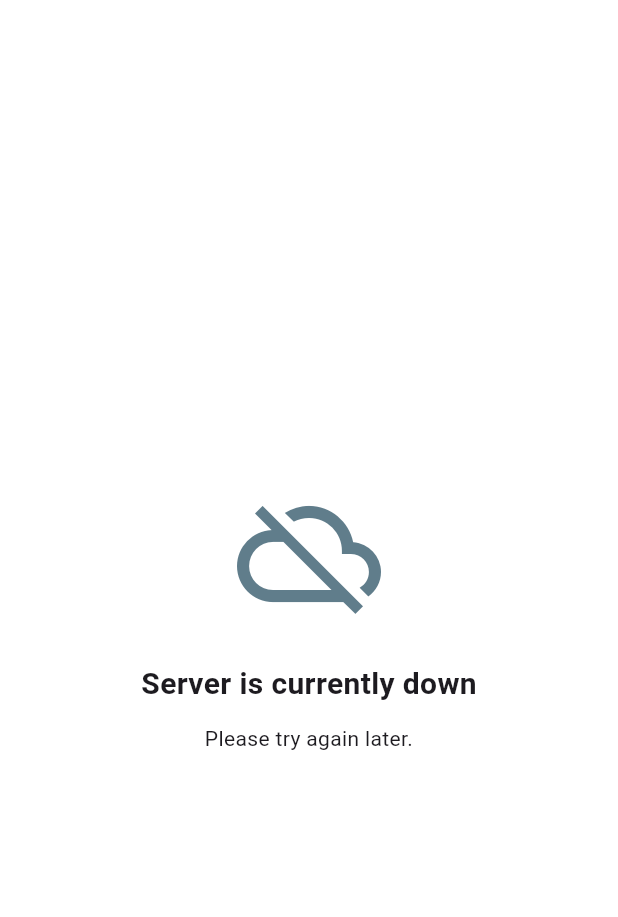
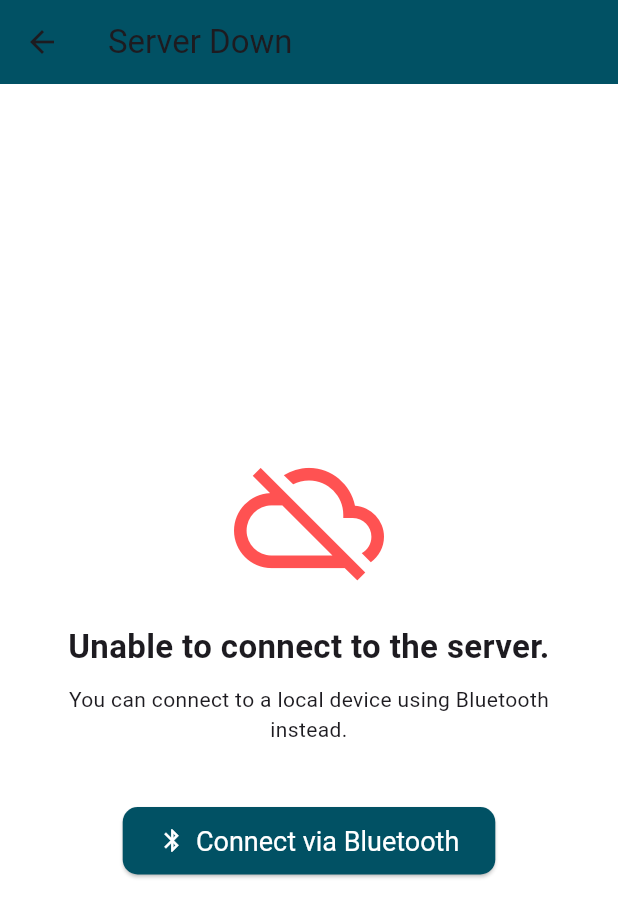
Before and after one commit to Afonso-Proenca/SCMU_Frontend, a Flutter app: the ServerDownPage screen opened by its route, on a phone screen of 412 x 824 dp. Shown: the top 917 px of the screen. Run offline on Flutter 3.47's test engine with Material 3 defaults, Android fonts, the phone set to English and light mode, and no system bars; our stand-ins replace firebase_auth, firebase_core, firebase_database, flutter_blue_plus, permission_handler; accounts and stored records are empty.

Commit message:
ble workinng

```diff
--- a/irrig_app/lib/screens/server_down_page.dart
+++ b/irrig_app/lib/screens/server_down_page.dart
@@ -1,4 +1,5 @@
 import 'package:flutter/material.dart';
+import '../ble.dart';
 
 class ServerDownPage extends StatelessWidget {
   const ServerDownPage({Key? key}) : super(key: key);
@@ -6,17 +7,48 @@ class ServerDownPage extends StatelessWidget {
   @override
   Widget build(BuildContext context) {
     return Scaffold(
+      appBar: AppBar(
+        title: const Text("Server Down"),
+        backgroundColor: Color(0xFF015164),
+      ),
       body: Center(
         child: Padding(
-          padding: const EdgeInsets.all(32),
+          padding: const EdgeInsets.all(24.0),
           child: Column(
             mainAxisAlignment: MainAxisAlignment.center,
-            children: const [
-              Icon(Icons.cloud_off, size: 96, color: Colors.blueGrey),
-              SizedBox(height: 24),
-              Text('Server is currently down', style: TextStyle(fontSize: 20, fontWeight: FontWeight.bold)),
-              SizedBox(height: 12),
-              Text('Please try again later.', textAlign: TextAlign.center),
+            children: [
+              const Icon(Icons.cloud_off, size: 100, color: Colors.redAccent),
+              const SizedBox(height: 20),
+              const Text(
+                "Unable to connect to the server.",
+                style: TextStyle(fontSize: 22, fontWeight: FontWeight.bold),
+                textAlign: TextAlign.center,
+              ),
+              const SizedBox(height: 10),
+              const Text(
+                "You can connect to a local device using Bluetooth instead.",
+                textAlign: TextAlign.center,
+              ),
+              const SizedBox(height: 40),
+              ElevatedButton.icon(
+                icon: const Icon(Icons.bluetooth),
+                label: const Text("Connect via Bluetooth"),
+                onPressed: () {
+                  Navigator.push(
+                    context,
+                    MaterialPageRoute(builder: (_) => const BleSensorSelector()),
+                  );
+                },
+                style: ElevatedButton.styleFrom(
+                  backgroundColor: Color(0xFF015164),
+                  foregroundColor: Colors.white,
+                  padding: const EdgeInsets.symmetric(horizontal: 24, vertical: 12),
+                  textStyle: const TextStyle(fontSize: 18),
+                  shape: RoundedRectangleBorder(
+                    borderRadius: BorderRadius.circular(10),
+                  ),
+                ),
+              ),
             ],
           ),
         ),
--- a/irrig_app/pubspec.yaml
+++ b/irrig_app/pubspec.yaml
@@ -11,10 +11,12 @@ dependencies:
     sdk: flutter
   flutter_svg: ^2.0.7
   provider: ^6.0.5
+  flutter_blue_plus:
+  permission_handler:
 
   # Firebase
-  firebase_core: ^3.13.0
-  firebase_auth: ^5.5.3
+  firebase_core:
+  firebase_auth:
   firebase_database:
 
 dev_dependencies:
```
Also changed, not shown: irrig_app/lib/ble.dart (added, +280 -0 lines), 1 other file.
